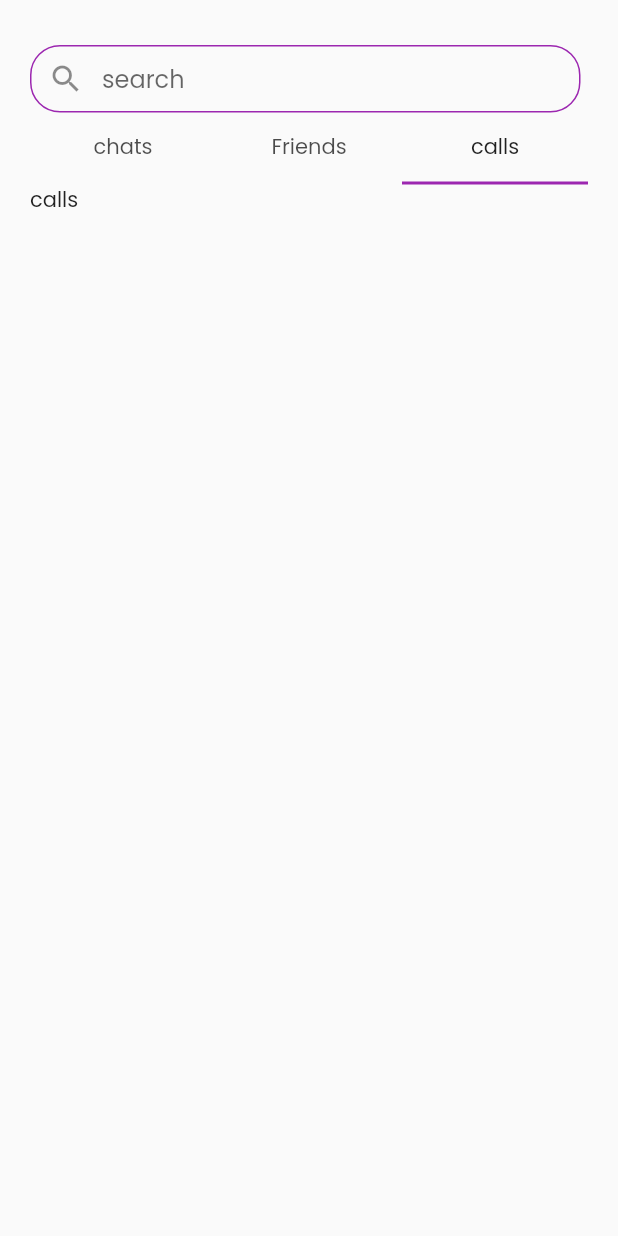
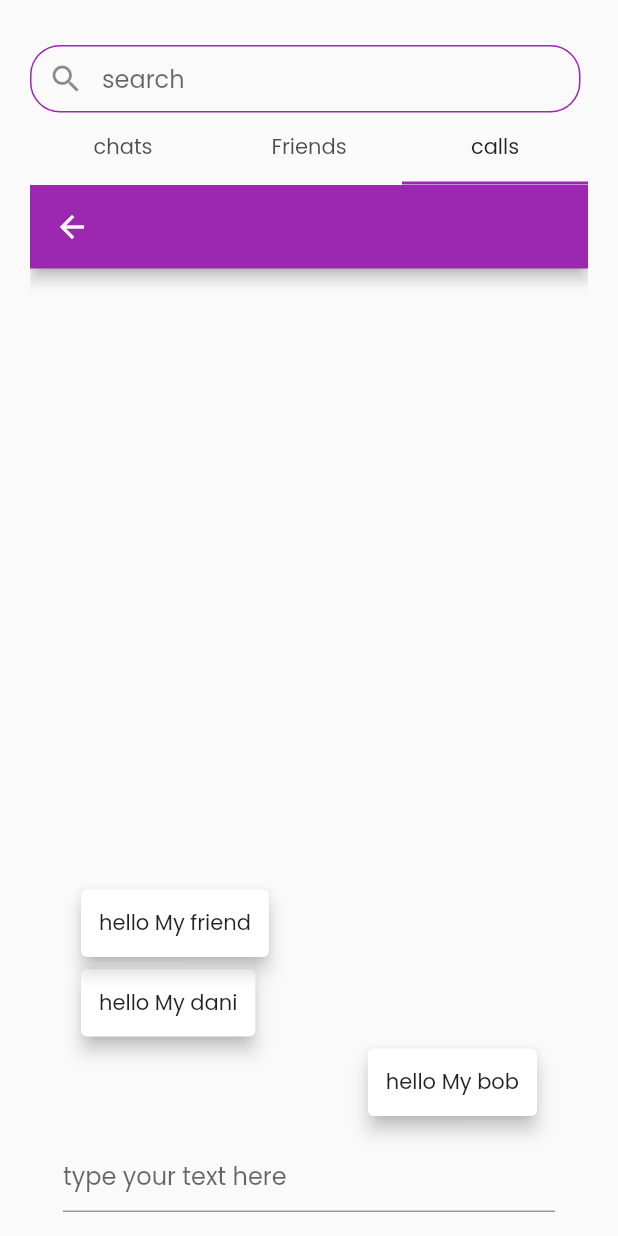
Before and after one commit to asnakeassefa/chatApp, a Flutter app: the ChatHome screen opened directly, tab 3 chosen, on a phone screen of 412 x 824 dp. Run offline on Flutter 3.47's test engine with Material 2 defaults, Android fonts, the phone set to English and light mode, and no system bars; drawn by our look-alikes of grouped_list; our stand-ins replace smooth_page_indicator.

Commit message:
chat room created

```diff
--- /dev/null
+++ b/lib/common/message.dart
@@ -0,0 +1,6 @@
+class MessageModel {
+  final String Text;
+  final DateTime date;
+  final bool isSentBy;
+  MessageModel({required this.Text, required this.date,required this.isSentBy});
+}
--- a/lib/screen/ChatHome.dart
+++ b/lib/screen/ChatHome.dart
@@ -3,6 +3,7 @@ import 'package:chat/component/backButton.dart';
 import 'package:chat/component/chatMessage.dart';
 import 'package:chat/component/searchBar.dart';
 import 'package:chat/component/userField.dart';
+import 'package:chat/screen/chatScreen.dart';
 import 'package:flutter/material.dart';
 
 import '../component/SingleChat.dart';
@@ -27,7 +28,6 @@ class _ChatHomeState extends State<ChatHome> {
   List displayList = List.from(users);
   @override
   Widget build(BuildContext context) {
-
     void newList(String value) {
       print(value);
       setState(
@@ -45,7 +45,7 @@ class _ChatHomeState extends State<ChatHome> {
       child: Scaffold(
         body: SafeArea(
           child: Padding(
-            padding: EdgeInsets.fromLTRB(20, 30, 20, 0),
+            padding: const EdgeInsets.fromLTRB(20, 30, 20, 0),
             child: Column(
               crossAxisAlignment: CrossAxisAlignment.start,
               children: [
@@ -73,11 +73,30 @@ class _ChatHomeState extends State<ChatHome> {
                     ListView.builder(
                       itemCount: displayList.length,
                       itemBuilder: (context, index) {
-                        return SingleChat(name: displayList.elementAt(index));
+                        return Column(
+                          children: [
+                            const SizedBox(
+                              height: 8,
+                            ),
+                            SingleChat(name: displayList.elementAt(index)),
+                          ],
+                        );
                       },
                     ),
-                    Text('Friends'),
-                    Text('calls'),
+                    ListView.builder(
+                      itemCount: displayList.length,
+                      itemBuilder: (context, index) {
+                        return Column(
+                          children: [
+                            const SizedBox(
+                              height: 8,
+                            ),
+                            SingleChat(name: displayList.elementAt(index)),
+                          ],
+                        );
+                      },
+                    ),
+                    const ChatRoom(),
                   ],
                 ))
               ],
--- a/lib/screen/chatScreen.dart
+++ b/lib/screen/chatScreen.dart
@@ -0,0 +1,73 @@
+import 'package:chat/common/message.dart';
+import 'package:chat/component/chatMessage.dart';
+import 'package:flutter/material.dart';
+import 'package:grouped_list/grouped_list.dart';
+
+class ChatRoom extends StatefulWidget {
+  const ChatRoom({super.key});
+
+  @override
+  State<ChatRoom> createState() => _ChatRoomState();
+}
+
+class _ChatRoomState extends State<ChatRoom> {
+  final List<MessageModel> messages = [
+    MessageModel(Text: "hello My dani", date: DateTime.now().subtract(const Duration(minutes: 40)), isSentBy: false),
+    MessageModel(Text: "hello My bob", date: DateTime.now().subtract(const Duration(minutes: 60)), isSentBy: true),
+    MessageModel(Text: "hello My friend", date: DateTime.now().subtract(const Duration(minutes: 60 * 30)), isSentBy: false),
+  ];
+  @override
+  Widget build(BuildContext context) {
+    return Scaffold(
+      appBar: AppBar(),
+      body: Padding(
+        padding: const EdgeInsets.fromLTRB(10, 10, 10, 4),
+        child: Column(
+          children: [
+            Expanded(
+              child: GroupedListView<MessageModel, DateTime>(
+                padding: const EdgeInsets.fromLTRB(20, 0, 20, 0),
+                elements: messages,
+                reverse: true,
+                order: GroupedListOrder.DESC,
+                groupBy: (message) => DateTime(
+                  message.date.year,
+                  message.date.month,
+                  message.date.day,
+                ),
+                groupHeaderBuilder: (MessageModel message) => const SizedBox(),
+                itemBuilder: (context, MessageModel message) => Align(
+                  alignment: message.isSentBy
+                      ? Alignment.centerRight
+                      : Alignment.centerLeft,
+                  child: Card(
+                    elevation: 5,
+                    child: Padding(
+                      padding: const EdgeInsets.all(12),
+                      child: Text(message.Text),
+                    ),
+                  ),
+                ),
+              ),
+            ),
+            // MessageText(),
+            Container(
+              padding: const EdgeInsets.all(12),
+              child: TextField(
+                decoration: const InputDecoration(
+                  hintText: "type your text here",
+                ),
+                onSubmitted: (text){
+                  final message = MessageModel(Text: text, date: DateTime.now(), isSentBy: true);
+                  setState(() {
+                    messages.add(message);
+                  });
+                },
+              ),
+            )
+          ],
+        ),
+      ),
+    );
+  }
+}
--- a/pubspec.yaml
+++ b/pubspec.yaml
@@ -37,6 +37,7 @@ dependencies:
   cupertino_icons: ^1.0.2
   onboarding: ^3.1.0
   smooth_page_indicator: ^1.0.1
+  grouped_list: ^5.1.2
 
 dev_dependencies:
   flutter_test:
```
Also changed, not shown: pubspec.lock. Lines whose indentation alone changed are shown as unchanged.
